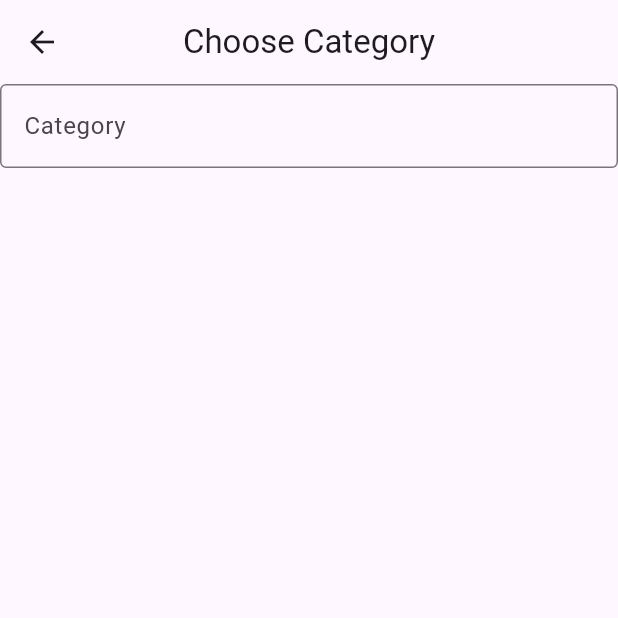
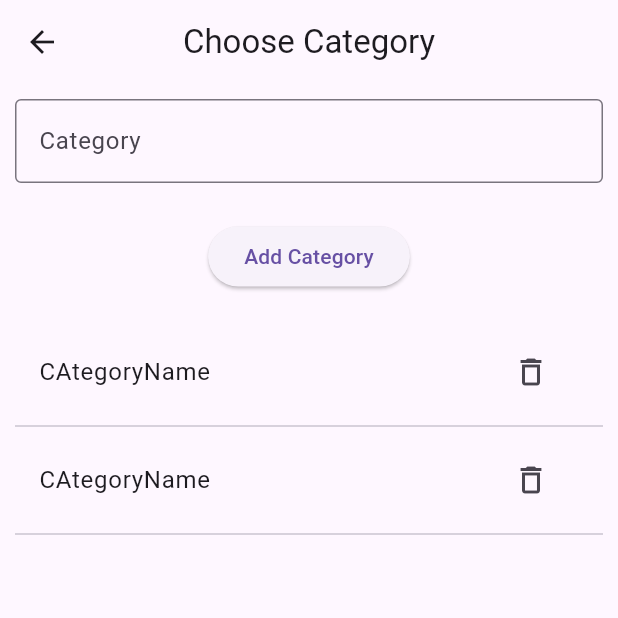
Before and after one commit to HarshilMoradiya1244/data_base_app, a Flutter app: the CategoryScreen screen opened directly, on a phone screen of 412 x 824 dp, the top half of it. Run offline on Flutter 3.47's test engine with Material 3 defaults, Android fonts, the phone set to English and light mode, and no system bars; our stand-ins replace get, sqflite; accounts and stored records are empty.

Commit message:
categoryScreen

```diff
--- a/lib/screen/category/controller/category_controller.dart
+++ b/lib/screen/category/controller/category_controller.dart
@@ -2,6 +2,10 @@ import 'package:get/get.dart';
 
 class CategoryController extends GetxController{
 
+RxList categoryList = [].obs;
 
+void getData(){
 
 }
+
+}
--- a/lib/screen/category/view/category_screen.dart
+++ b/lib/screen/category/view/category_screen.dart
@@ -11,20 +11,23 @@ class _CategoryScreenState extends State<CategoryScreen> {
   TextEditingController txtCategory = TextEditingController();
   var key = GlobalKey<FormState>();
 
-
   @override
   void initState() {
     super.initState();
+  }
 
-  }
   Widget build(BuildContext context) {
     return SafeArea(
+      child: Form(
+        key: key,
         child: Scaffold(
           appBar: AppBar(
             centerTitle: true,
             title: const Text("Choose Category"),
           ),
-        body: Column(
+          body: Padding(
+            padding: const EdgeInsets.all(10.0),
+            child: Column(
               children: [
                 TextFormField(
                   controller: txtCategory,
@@ -38,8 +41,33 @@ class _CategoryScreenState extends State<CategoryScreen> {
                     } else {
                       null;
                     }
-                })
+                  },
+                ),
+                const SizedBox(height: 25,),
+                ElevatedButton(
+                  onPressed: () {},
+                  child: const Text("Add Category"),
+                ),
+                SizedBox(height: 25,),
+                Expanded(
+                  child: ListView.builder(
+                    itemCount: 2,
+                    itemBuilder: (context, index) {
+                      return Column(
+                        children: [
+                          ListTile(
+                            title: Text("CAtegoryName"),
+                            trailing: IconButton(onPressed: (){},icon: Icon(Icons.delete_outline),),
+                          ),
+                          Divider()
                         ],
+                      );
+                    },
+                  ),
+                )
+              ],
+            ),
+          ),
         ),
       ),
     );
--- a/lib/utils/app_routes.dart
+++ b/lib/utils/app_routes.dart
@@ -1,3 +1,4 @@
+import 'package:data_base/screen/category/view/category_screen.dart';
 import 'package:data_base/screen/dash/view/dash_screen.dart';
 import 'package:data_base/screen/graph/view/graph_screen.dart';
 import 'package:data_base/screen/home/view/incomeexpense_screen.dart';
@@ -10,4 +11,5 @@ Map<String, WidgetBuilder> app_routes = {
   'home': (context) => const IncomeExpenseScreen(),
   'graph': (context) => const GraphScreen(),
   'setting': (context) => const SettingScreen(),
+  'category': (context) => const CategoryScreen(),
 };
```
Also changed, not shown: lib/screen/home/view/incomeexpense_screen.dart (+25 -5 lines), 5 other files. Lines whose indentation alone changed are shown as unchanged.
